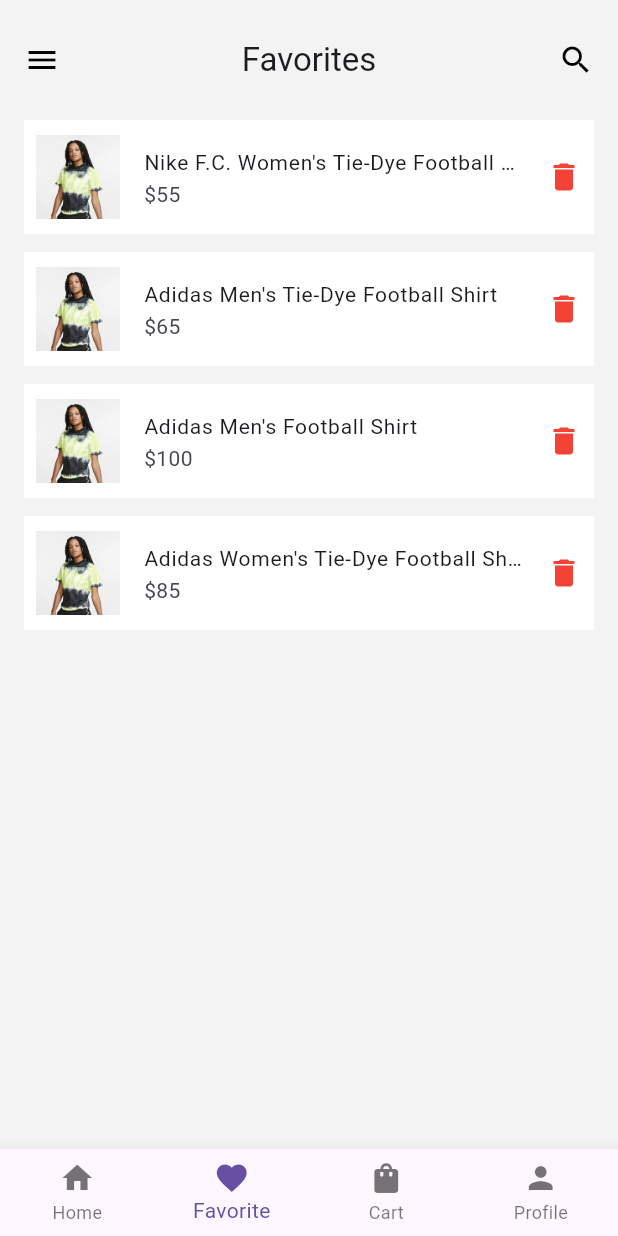
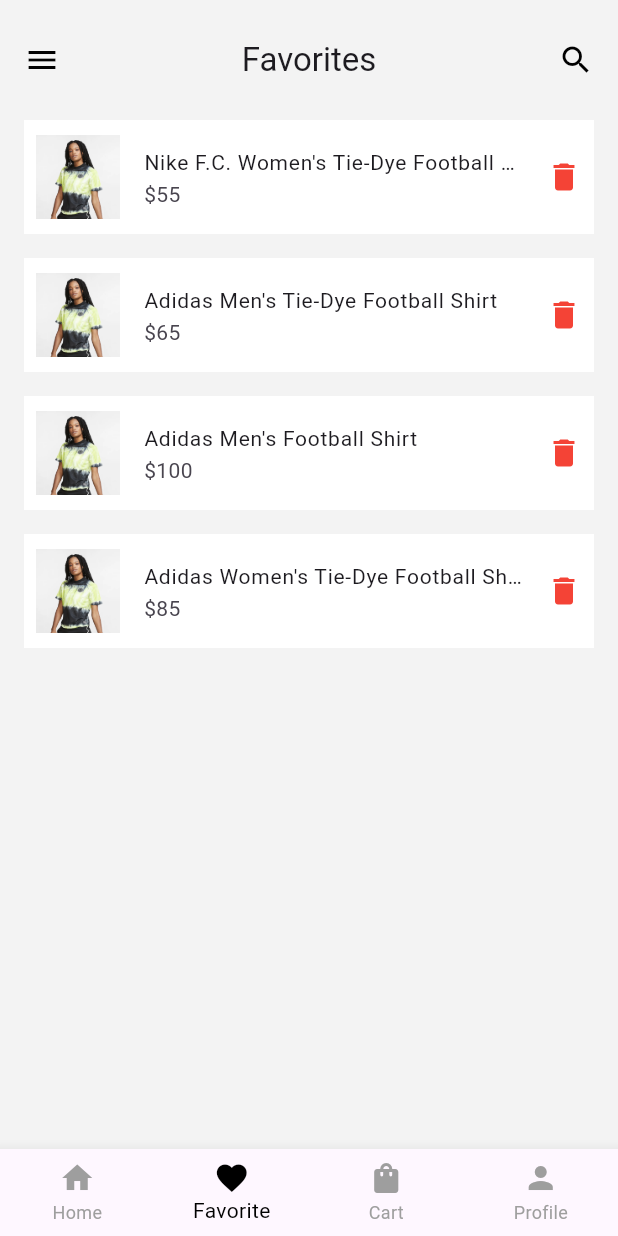
Before and after one commit to holumuyiwa-emnac/store-app, a Flutter app: the screen it shows after launch, item 2 of the bottom bar chosen, on a phone screen of 412 x 824 dp. Run offline on Flutter 3.47's test engine with Material 3 defaults, Android fonts, the phone set to English and light mode, and no system bars.

Commit message:
"Refactored cart and favorite pages to use CartAndFavoriteCard component, added new products to home page, and updated styles and icons in main.dart and home page."

```diff
--- a/lib/Pages/favorite_page.dart
+++ b/lib/Pages/favorite_page.dart
@@ -2,6 +2,8 @@
 
 import 'package:flutter/material.dart';
 import 'package:store_app/Pages/product_page.dart';
+
+import '../components/cart_and_favorite_card.dart';
 
 class FavoritePage extends StatelessWidget {
   final List favorites = [
@@ -51,27 +53,12 @@ class FavoritePage extends StatelessWidget {
                       ),
                     );
                   },
-                  child: Padding(
-                    padding: EdgeInsets.only(bottom: 12),
-                    child: ListTile(
-                        contentPadding: EdgeInsets.fromLTRB(8, 2, 8, 2),
-                        tileColor: Colors.white,
-                        leading: Image(
-                            image: AssetImage(
-                                'assets/${favorites[index]['image']}')),
-                        title: Text(
-                          favorites[index]['name'],
-                          style: TextStyle(fontSize: 14),
-                          overflow: TextOverflow.ellipsis,
-                          maxLines: 1,
-                        ),
-                        subtitle:
-                            Text('\$${favorites[index]['price'].toString()}'),
-                        trailing: Icon(
-                          Icons.delete,
-                          color: Colors.red,
-                        )),
-                  ),
+                  child: CartAndFavoriteCard(
+                      itemName: favorites[index]['name'],
+                      itemPrice: favorites[index]['price'],
+                      itemImage: Image(
+                          image: AssetImage(
+                              'assets/${favorites[index]['image']}'))),
                 );
               },
             )
--- /dev/null
+++ b/lib/components/cart_and_favorite_card.dart
@@ -0,0 +1,38 @@
+// ignore_for_file: prefer_const_constructors
+
+import 'package:flutter/material.dart';
+
+class CartAndFavoriteCard extends StatelessWidget {
+  final String itemName;
+  final int itemPrice;
+  final Image itemImage;
+
+  const CartAndFavoriteCard(
+      {super.key,
+      required this.itemName,
+      required this.itemPrice,
+      required this.itemImage});
+
+  @override
+  Widget build(BuildContext context) {
+    return Padding(
+      padding: EdgeInsets.only(bottom: 16),
+      child: ListTile(
+        contentPadding: EdgeInsets.fromLTRB(8, 2, 8, 2),
+        tileColor: Colors.white,
+        leading: itemImage,
+        title: Text(
+          itemName,
+          style: TextStyle(fontSize: 14),
+          overflow: TextOverflow.ellipsis,
+          maxLines: 1,
+        ),
+        subtitle: Text('\$${itemPrice.toString()}'),
+        trailing: Icon(
+          Icons.delete,
+          color: Colors.red,
+        ),
+      ),
+    );
+  }
+}
--- a/lib/main.dart
+++ b/lib/main.dart
@@ -50,6 +50,8 @@ class _StoreAppState extends State<StoreApp> {
       home: Scaffold(
         body: _screens[_pageIndex],
         bottomNavigationBar: BottomNavigationBar(
+          selectedItemColor: Colors.black,
+          unselectedItemColor: Colors.grey,
           type: BottomNavigationBarType.fixed,
           // current page index to display on buttom nav bar
           currentIndex: _pageIndex,
@@ -79,16 +81,19 @@ class _StoreAppState extends State<StoreApp> {
           child: Column(
             children: [
               DrawerHeader(
-                child: Container(
-                  color: Color.fromRGBO(243, 243, 243, 1),
+                margin: EdgeInsets.only(bottom: 32),
+                child: Icon(
+                  Icons.shopping_cart,
+                  size: 140,
+                  color: Colors.black,
                 ),
               ),
               ListTile(
                 leading: Container(
-                    padding: EdgeInsets.all(8),
+                    padding: EdgeInsets.all(6),
                     decoration: BoxDecoration(
                       borderRadius: BorderRadius.circular(4),
-                      color: Colors.purple,
+                      color: Colors.black,
                     ),
                     child: Icon(Icons.notifications, color: Colors.white)),
                 title: Text('NOTIFICATIONS'),
@@ -96,10 +101,10 @@ class _StoreAppState extends State<StoreApp> {
               ),
               ListTile(
                 leading: Container(
-                    padding: EdgeInsets.all(8),
+                    padding: EdgeInsets.all(6),
                     decoration: BoxDecoration(
                       borderRadius: BorderRadius.circular(4),
-                      color: Colors.purple,
+                      color: Colors.black,
                     ),
                     child: Icon(Icons.archive, color: Colors.white)),
                 title: Text('ORDERS'),
@@ -107,10 +112,10 @@ class _StoreAppState extends State<StoreApp> {
               ),
               ListTile(
                 leading: Container(
-                    padding: EdgeInsets.all(8),
+                    padding: EdgeInsets.all(6),
                     decoration: BoxDecoration(
                       borderRadius: BorderRadius.circular(4),
-                      color: Colors.purple,
+                      color: Colors.black,
                     ),
                     child: Icon(Icons.category_rounded, color: Colors.white)),
                 title: Text('CATEGORIES'),
@@ -118,10 +123,10 @@ class _StoreAppState extends State<StoreApp> {
               ),
               ListTile(
                 leading: Container(
-                    padding: EdgeInsets.all(8),
+                    padding: EdgeInsets.all(6),
                     decoration: BoxDecoration(
                       borderRadius: BorderRadius.circular(4),
-                      color: Colors.purple,
+                      color: Colors.black,
                     ),
                     child: Icon(
                       Icons.local_offer,
@@ -132,10 +137,10 @@ class _StoreAppState extends State<StoreApp> {
               ),
               ListTile(
                 leading: Container(
-                    padding: EdgeInsets.all(8),
+                    padding: EdgeInsets.all(6),
                     decoration: BoxDecoration(
                       borderRadius: BorderRadius.circular(4),
-                      color: Colors.purple,
+                      color: Colors.black,
                     ),
                     child: Icon(Icons.settings, color: Colors.white)),
                 title: Text('SETTINGS'),
```
Also changed, not shown: lib/Pages/cart_page.dart (+8 -22 lines), lib/Pages/home_page.dart (+22 -2 lines).
